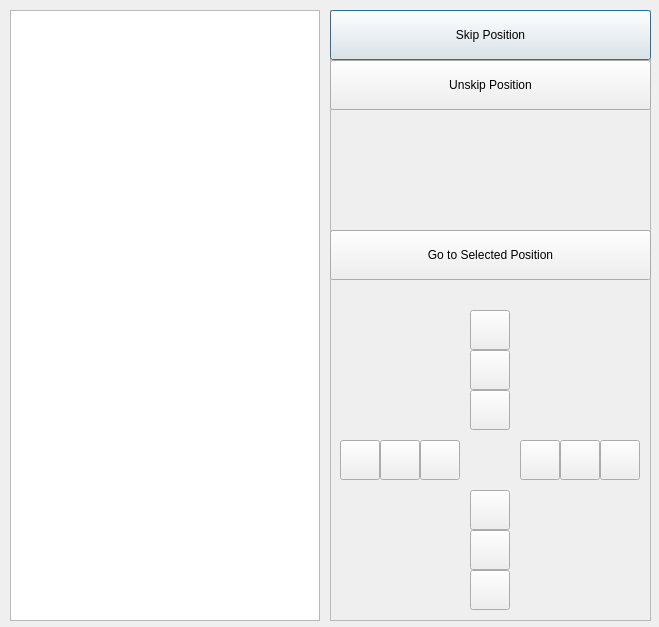
The window that src/app/src/stagecontrol.ui (CuriBio/nautilus_acquisition) describes before a commit, drawn with Qt 5.
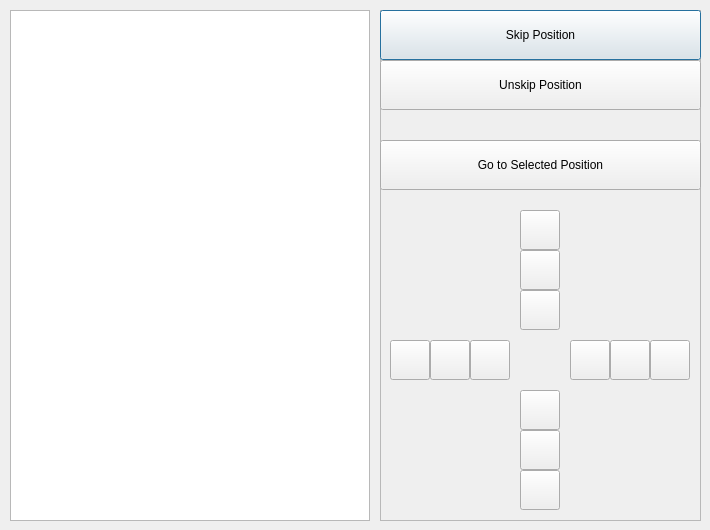
The same window after the commit.

Commit message: resize stage nav

```diff
--- a/src/app/src/stagecontrol.ui
+++ b/src/app/src/stagecontrol.ui
@@ -6,8 +6,8 @@
    <rect>
     <x>0</x>
     <y>0</y>
-    <width>659</width>
-    <height>627</height>
+    <width>710</width>
+    <height>530</height>
    </rect>
   </property>
   <property name="windowTitle">
@@ -18,8 +18,8 @@
     <rect>
      <x>0</x>
      <y>10</y>
-     <width>331</width>
-     <height>611</height>
+     <width>381</width>
+     <height>511</height>
     </rect>
    </property>
    <layout class="QGridLayout" name="gridLayout">
@@ -27,7 +27,7 @@
      <widget class="QListWidget" name="stageLocations">
       <property name="maximumSize">
        <size>
-        <width>310</width>
+        <width>360</width>
         <height>16777215</height>
        </size>
       </property>
@@ -53,10 +53,10 @@
   <widget class="QFrame" name="frame">
    <property name="geometry">
     <rect>
-     <x>330</x>
+     <x>380</x>
      <y>10</y>
      <width>321</width>
-     <height>611</height>
+     <height>511</height>
     </rect>
    </property>
    <property name="frameShape">
@@ -131,7 +131,7 @@
     <property name="geometry">
      <rect>
       <x>0</x>
-      <y>220</y>
+      <y>130</y>
       <width>321</width>
       <height>50</height>
      </rect>
@@ -162,7 +162,7 @@
     <property name="geometry">
      <rect>
       <x>140</x>
-      <y>380</y>
+      <y>280</y>
       <width>40</width>
       <height>40</height>
      </rect>
@@ -205,7 +205,7 @@
     <property name="geometry">
      <rect>
       <x>140</x>
-      <y>300</y>
+      <y>200</y>
       <width>40</width>
       <height>40</height>
      </rect>
@@ -248,7 +248,7 @@
     <property name="geometry">
      <rect>
       <x>140</x>
-      <y>340</y>
+      <y>240</y>
       <width>40</width>
       <height>40</height>
      </rect>
@@ -291,7 +291,7 @@
     <property name="geometry">
      <rect>
       <x>10</x>
-      <y>430</y>
+      <y>330</y>
       <width>40</width>
       <height>40</height>
      </rect>
@@ -334,7 +334,7 @@
     <property name="geometry">
      <rect>
       <x>90</x>
-      <y>430</y>
+      <y>330</y>
       <width>40</width>
       <height>40</height>
      </rect>
@@ -377,7 +377,7 @@
     <property name="geometry">
      <rect>
       <x>50</x>
-      <y>430</y>
+      <y>330</y>
       <width>40</width>
       <height>40</height>
      </rect>
@@ -420,7 +420,7 @@
     <property name="geometry">
      <rect>
       <x>270</x>
-      <y>430</y>
+      <y>330</y>
       <width>40</width>
       <height>40</height>
      </rect>
@@ -463,7 +463,7 @@
     <property name="geometry">
      <rect>
       <x>230</x>
-      <y>430</y>
+      <y>330</y>
       <width>40</width>
       <height>40</height>
      </rect>
@@ -506,7 +506,7 @@
     <property name="geometry">
      <rect>
       <x>190</x>
-      <y>430</y>
+      <y>330</y>
       <width>40</width>
       <height>40</height>
      </rect>
@@ -549,7 +549,7 @@
     <property name="geometry">
      <rect>
       <x>140</x>
-      <y>560</y>
+      <y>460</y>
       <width>40</width>
       <height>40</height>
      </rect>
@@ -592,7 +592,7 @@
     <property name="geometry">
      <rect>
       <x>140</x>
-      <y>520</y>
+      <y>420</y>
       <width>40</width>
       <height>40</height>
      </rect>
@@ -635,7 +635,7 @@
     <property name="geometry">
      <rect>
       <x>140</x>
-      <y>480</y>
+      <y>380</y>
       <width>40</width>
       <height>40</height>
      </rect>
```
